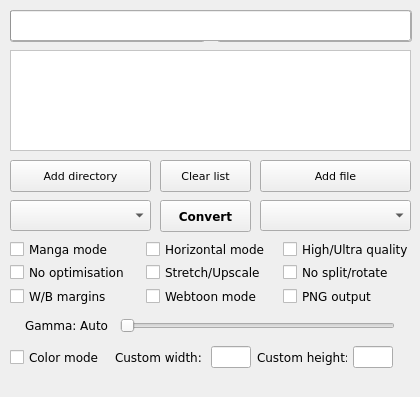
This is KCC-Linux.ui in ciromattia/kcc as Qt 5 draws it before an edit. The edited form follows.
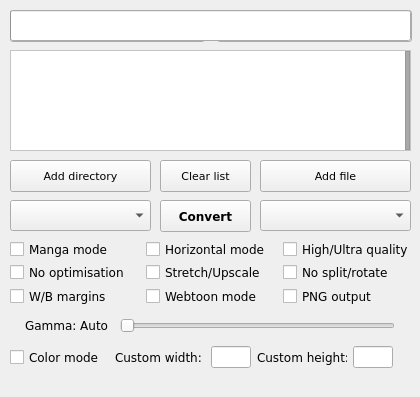
This is the edited form. Icons and pictures are not drawn.

Diff of the .ui file:
```diff
--- a/KCC-Linux.ui
+++ b/KCC-Linux.ui
@@ -445,6 +445,9 @@
     <property name="styleSheet">
      <string notr="true">QListWidget#JobList {background:#ffffff;background-image:url(:/Other/icons/list_background.png);background-position:center center;background-repeat:no-repeat;}QScrollBar:vertical{border:1px solid #999;background:#FFF;width:5px;margin:0}QScrollBar::handle:vertical{background:DarkGray;min-height:0}QScrollBar::add-line:vertical{height:0;background:DarkGray;subcontrol-position:bottom;subcontrol-origin:margin}QScrollBar::sub-line:vertical{height:0;background:DarkGray;subcontrol-position:top;subcontrol-origin:margin}QScrollBar:horizontal{border:1px solid #999;background:#FFF;height:5px;margin:0}QScrollBar::handle:horizontal{background:DarkGray;min-width:0}QScrollBar::add-line:horizontal{width:0;background:DarkGray;subcontrol-position:bottom;subcontrol-origin:margin}QScrollBar::sub-line:horizontal{width:0;background:DarkGray;subcontrol-position:top;subcontrol-origin:margin}</string>
     </property>
+    <property name="verticalScrollBarPolicy">
+     <enum>Qt::ScrollBarAlwaysOn</enum>
+    </property>
     <property name="showDropIndicator" stdset="0">
      <bool>false</bool>
     </property>
```
Left out of the diff: 6 changed lines with no effect on the pictures.
